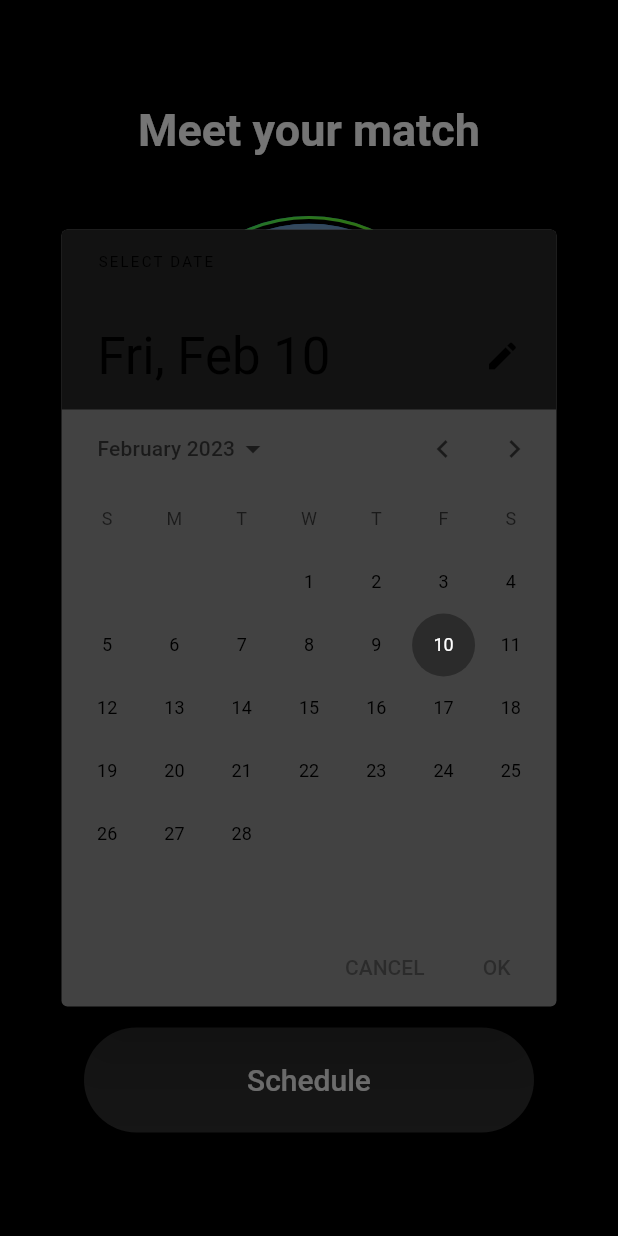
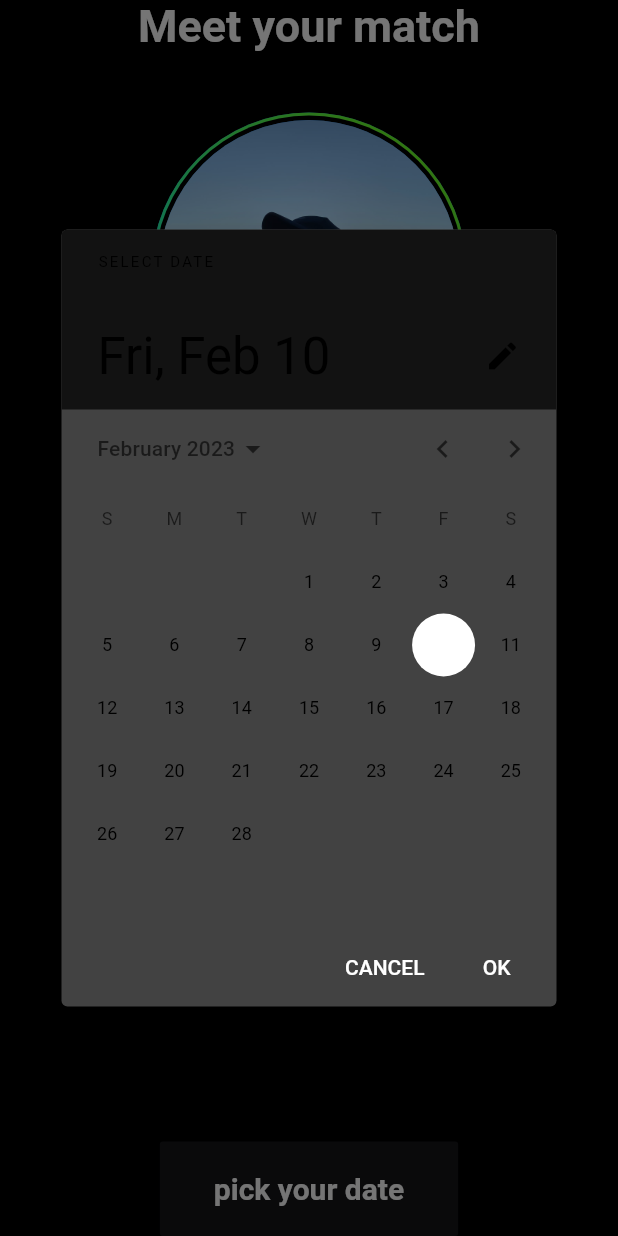
Before and after one commit to Harshith996/face_off_repository, a Flutter app: the screen it shows after launch, after a tap on "pick a date", on a phone screen of 412 x 824 dp. Run offline on Flutter 3.47's test engine with Material 2 defaults, Android fonts, the phone set to English and light mode, and no system bars; our stand-ins replace carousel_slider, flutter_otp_text_field, google_fonts, google_nav_bar, otp_text_field, shared_preferences and 2 more; missing offline and left inert: xmpp_plugin.

Commit message:
added button

```diff
--- a/lib/ui/screens/scheduling_page.dart
+++ b/lib/ui/screens/scheduling_page.dart
@@ -24,7 +24,7 @@ class _SchedulingPageState extends State<SchedulingPage> {
         return Theme(
           data: Theme.of(context).copyWith(
             colorScheme: const ColorScheme.dark(
-              primary: Color(CustomColors.gray),
+              primary: Color(CustomColors.white),
               onPrimary: Color(CustomColors.white),
               onSurface: Colors.black,
             )
@@ -115,12 +115,21 @@ class _SchedulingPageState extends State<SchedulingPage> {
                   const SizedBox(width: 10.0)
                 ],
               ),
-              const SizedBox(
-                height: 50,
-              ),
-              WideDarkBackgroundButton(
-                displayText: 'Schedule',
-                onTap: () {},
+              const Spacer(),
+              MaterialButton(
+                onPressed: _showDatePicker,
+                color: const Color(CustomColors.dark_grey),
+                child: const Padding(
+                  padding: EdgeInsets.all(20.0),
+                  child: Text(
+                    'pick your date',
+                    style: TextStyle(
+                      color: Colors.white,
+                      fontSize: 20,
+                      fontWeight: FontWeight.bold,
+                    ),
+
+                  ))
               ),
             ],
           ),
```
